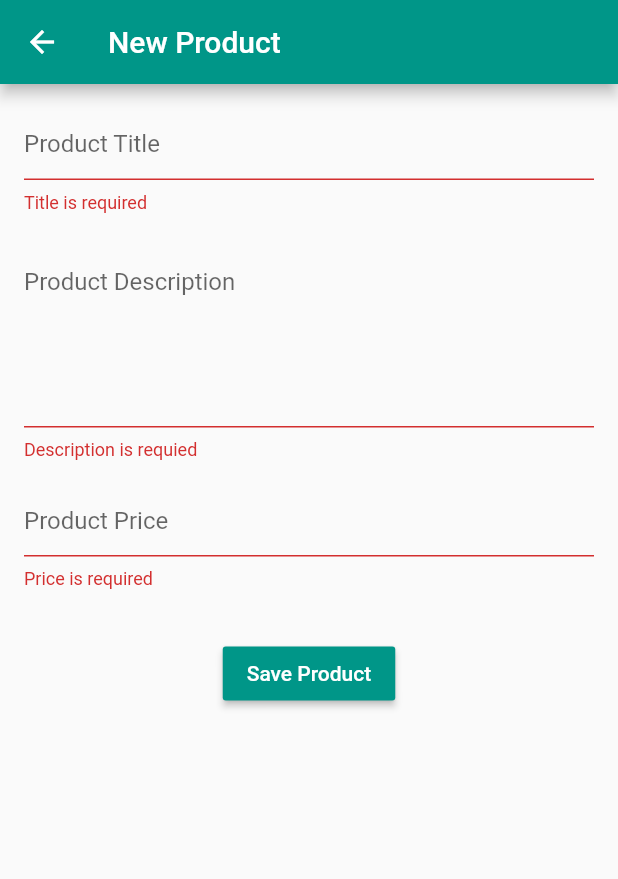
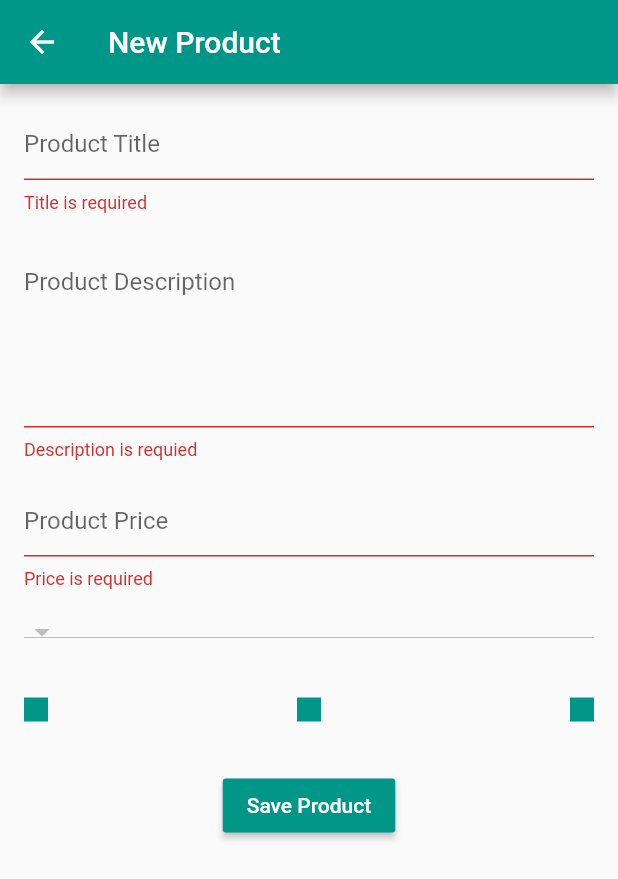
Before and after one commit to hyperionstudios/flutter_shop, a Flutter app: the AddProduct screen opened by its route, after a tap on "Save Product", on a phone screen of 412 x 824 dp. Shown: the top 879 px of the screen. Run offline on Flutter 3.47's test engine with Material 2 defaults, Android fonts, the phone set to English and light mode, and no system bars; our stand-ins replace cloud_firestore, firebase_auth, firebase_storage, image_picker; accounts and stored records are empty.

```diff
--- a/lib/admin/add_product.dart
+++ b/lib/admin/add_product.dart
@@ -1,5 +1,10 @@
+import 'dart:io';
+import 'dart:math';
+
 import 'package:cloud_firestore/cloud_firestore.dart';
+import 'package:firebase_storage/firebase_storage.dart';
 import 'package:flutter/material.dart';
+import 'package:image_picker/image_picker.dart';
 
 class AddProduct extends StatefulWidget {
   @override
@@ -9,9 +14,29 @@ class AddProduct extends StatefulWidget {
 class _AddProductState extends State<AddProduct> {
   final _formKey = GlobalKey<FormState>();
 
+  File _image1, _image2, _image3;
+
+
   TextEditingController _productTitleController = TextEditingController();
   TextEditingController _productDescriptionController = TextEditingController();
   TextEditingController _productPriceController = TextEditingController();
+
+  String selectedValue = 'Select Category';
+
+  bool isError = false;
+
+  Future getImage( File requiredImage ) async {
+    var image = await ImagePicker.pickImage(source: ImageSource.gallery );
+
+    setState(() {
+      requiredImage = image;
+    });
+  }
+
+  @override
+  void initState() {
+    super.initState();
+  }
 
   @override
   void dispose() {
@@ -78,27 +103,147 @@ class _AddProductState extends State<AddProduct> {
                 },
               ),
               SizedBox(
+                height: 16,
+              ),
+              SizedBox(
+                width: double.infinity,
+                child: _selectCategory(),
+              ),
+              SizedBox(
+                height: 32,
+              ),
+              _displayImagesGrid(),
+              SizedBox(
                 height: 32,
               ),
               RaisedButton(
                 color: Colors.teal,
                 child: Text(
-                  'Save Product', style: TextStyle(color: Colors.white),),
-                onPressed: () {
+                  'Save Product',
+                  style: TextStyle(color: Colors.white),
+                ),
+                onPressed: () async {
                   if (_formKey.currentState.validate()) {
-                    Firestore.instance.collection('products').document()
+                    String imageUrl1 = await uploadImage(_image1);
+                    String imageUrl2 = await uploadImage(_image2);
+                    String imageUrl3 = await uploadImage(_image3);
+
+                    List<String> images = [ imageUrl1 , imageUrl2 , imageUrl3 ];
+
+                    await Firestore.instance
+                        .collection('products')
+                        .document()
                         .setData({
                       'product_title': _productTitleController.text,
                       'product_description': _productDescriptionController.text,
-                      'product_price': _productPriceController.text
+                      'product_price': _productPriceController.text ,
+                      'category_title' : selectedValue,
+                      'images' : images
                     });
                   }
                 },
-              )
+              ),
+              SizedBox(height: 32,),
+              SizedBox(
+                width: double.infinity,
+                child: ( isError ) ? Text('Error Slecting Category' , style: TextStyle(color: Colors.red),) : Container(),
+              ),
             ],
           ),
         ),
       ),
     );
   }
+
+  Future<String> uploadImage( File image ) async{
+    String name = Random().nextInt(1000).toString() + '_product';
+    final StorageReference storageReference = FirebaseStorage().ref().child( name );
+    final StorageUploadTask uploadTask = storageReference.putFile(image);
+    StorageTaskSnapshot response = await uploadTask.onComplete;
+    String url = await response.ref.getDownloadURL();
+    return url;
+  }
+
+  Widget _selectCategory() {
+    return StreamBuilder(
+      stream: Firestore.instance.collection('categories').snapshots(),
+      builder: (BuildContext context, AsyncSnapshot<QuerySnapshot> snapshot) {
+        if (snapshot.hasError) return Text('Error: ${snapshot.error}');
+        switch (snapshot.connectionState) {
+          case ConnectionState.waiting:
+            return new Text('Loading...');
+          default:
+            return DropdownButton<String>(
+              onChanged: (String newValue) {
+                if( newValue == 'Select Category' ){
+                  setState(() {
+                    isError = true;
+                  });
+                }else{
+                  setState(() {
+                    selectedValue = newValue;
+                    isError = false;
+                  });
+                }
+              },
+              value: selectedValue,
+              items: snapshot.data.documents.map((DocumentSnapshot document) {
+                return DropdownMenuItem<String>(
+                  value: document['title'],
+                  child: Text( document['title'] ),
+                );
+              }).toList(),
+            );
+        }
+      },
+    );
+  }
+
+  Widget _displayImagesGrid() {
+    return Column(
+      children: <Widget>[
+        Row(
+          mainAxisAlignment: MainAxisAlignment.spaceBetween,
+          children: <Widget>[
+            InkWell(
+              child: Container(
+                padding: EdgeInsets.all(8) ,
+                color: Colors.teal,
+              ),
+              onTap: () async{
+                var image = await ImagePicker.pickImage(source: ImageSource.gallery );
+                setState(() {
+                  _image1 = image;
+                });
+              },
+            ),
+            InkWell(
+              child: Container(
+                padding: EdgeInsets.all(8) ,
+                color: Colors.teal,
+              ),
+              onTap: () async{
+                var image = await ImagePicker.pickImage(source: ImageSource.gallery );
+                setState(() {
+                  _image2 = image;
+                });
+              },
+            ),
+            InkWell(
+              child: Container(
+                padding: EdgeInsets.all(8) ,
+                color: Colors.teal,
+              ),
+              onTap: () async{
+                var image = await ImagePicker.pickImage(source: ImageSource.gallery );
+                setState(() {
+                  _image3 = image;
+                });
+              },
+            ),
+          ],
+        ),
+      ],
+    );
+  }
 }
--- a/pubspec.yaml
+++ b/pubspec.yaml
@@ -25,6 +25,8 @@ dependencies:
   cupertino_icons: ^0.1.2
   firebase_auth: ^0.14.0+2
   cloud_firestore: ^0.12.9
+  firebase_storage: ^3.0.6
+  image_picker: ^0.6.1+4
 
 dev_dependencies:
   flutter_test:
```
Also changed, not shown: lib/admin/products.dart (+8 -0 lines), lib/admin/single_product.dart (added, +14 -0 lines), pubspec.lock, 2 other files.
